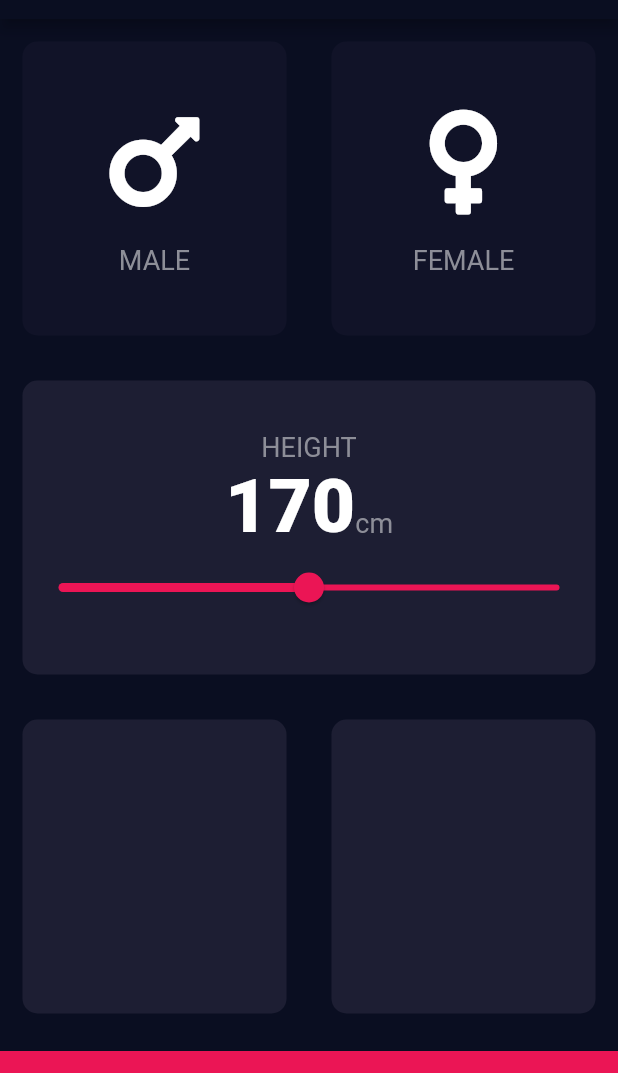
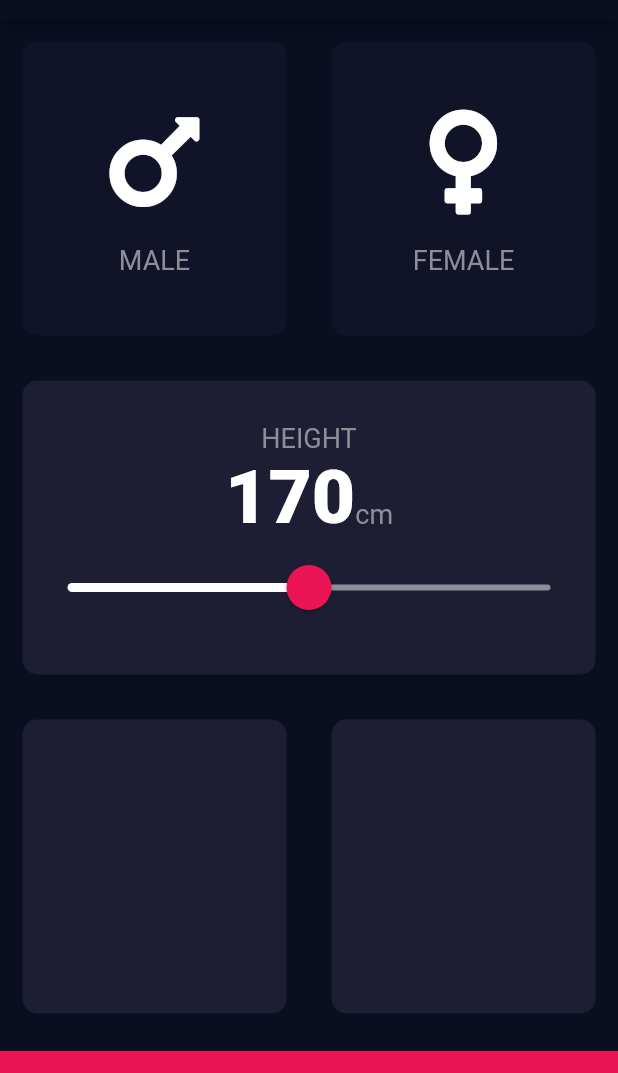
Before and after one commit to a-tiny-developer/bmi_calculator_flutter, a Flutter app: the screen it shows after launch, on a phone screen of 412 x 824 dp, the part 65-1138 px from its top. Run offline on Flutter 3.47's test engine with Material 2 defaults, Android fonts, the phone set to English and light mode, and no system bars; our stand-ins replace font_awesome_flutter.

Commit message:
Customising Slider - SliderThemeData

```diff
--- a/lib/screens/home.dart
+++ b/lib/screens/home.dart
@@ -91,7 +91,7 @@ class _HomeScreenState extends State<HomeScreen> {
             ),
           ),
           Container(
-            color: AppTheme.bottomContainerColour,
+            color: AppTheme.contrastColour,
             margin: const EdgeInsets.only(top: 10),
             width: double.infinity,
             height: 80,
--- a/lib/theme/app_theme.dart
+++ b/lib/theme/app_theme.dart
@@ -4,18 +4,29 @@ class AppTheme {
   static const primaryColor = Color(0XFF0A0E21);
   static const activeCardColour = Color(0XFF1D1E33);
   static const inactiveCardColour = Color(0XFF111328);
-  static const bottomContainerColour = Color(0XFFEB1555);
-  static const activeColourSlider = Color(0XFFEB1555);
-  static const inactiveColourSlider = Color(0XFFEB1555);
+  static const contrastColour = Color(0XFFEB1555);
+  static const contrastTransparencyColour = Color(0X29EB1555);
   static const textColor = Color(0XFF8D8E98);
 
   static final ThemeData darkTheme = ThemeData.dark().copyWith(
     primaryColor: primaryColor,
+    textTheme: darkTextTheme,
     scaffoldBackgroundColor: primaryColor,
     appBarTheme: const AppBarTheme(
       backgroundColor: primaryColor,
     ),
-    textTheme: darkTextTheme,
+    sliderTheme: const SliderThemeData(
+      activeTrackColor: Colors.white,
+      inactiveTrackColor: textColor,
+      thumbColor: contrastColour,
+      overlayColor: contrastTransparencyColour,
+      thumbShape: RoundSliderThumbShape(
+        enabledThumbRadius: 15,
+      ),
+      overlayShape: RoundSliderOverlayShape(
+        overlayRadius: 30,
+      ),
+    ),
   );
 
   static const TextTheme darkTextTheme = TextTheme(
--- a/lib/widgets/slider_card.dart
+++ b/lib/widgets/slider_card.dart
@@ -44,8 +44,6 @@ class SliderCard extends StatelessWidget {
             divisions: 100,
             value: currentHeight,
             onChanged: onChanged,
-            activeColor: AppTheme.activeColourSlider,
-            inactiveColor: AppTheme.inactiveColourSlider,
           )
         ],
       ),
```
